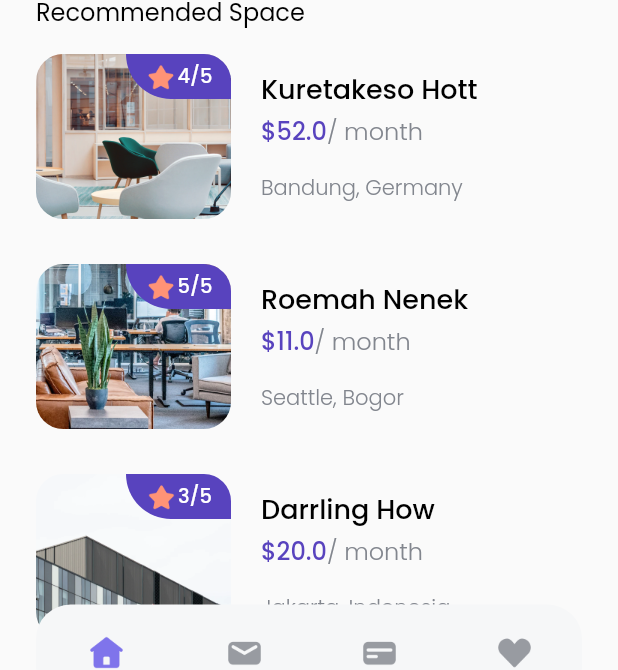
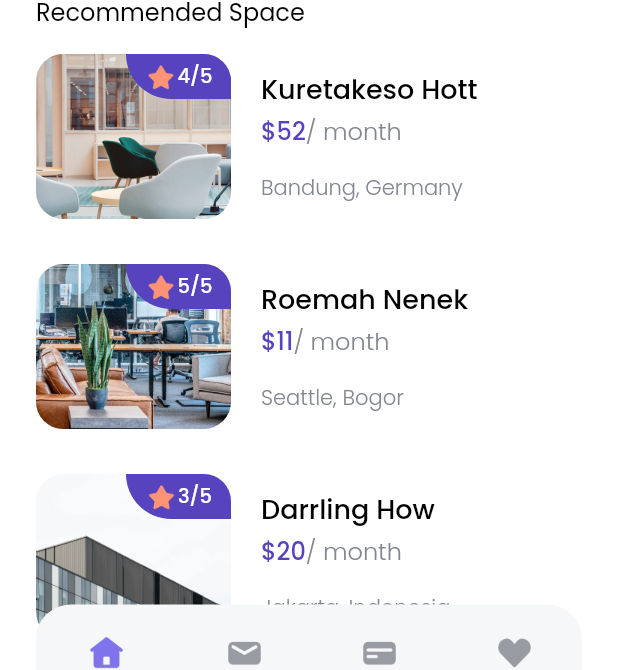
Before and after one commit to darmawan21/flutter-bwa-cozy, a Flutter app: the screen it shows after launch, after a tap on "Explore Now", on a phone screen of 412 x 824 dp. Shown: the part 510-1180 px from the top of the screen. Run offline on Flutter 3.47's test engine with Material 2 defaults, Android fonts, the phone set to English and light mode, and no system bars; our stand-ins replace google_fonts.

Commit message:
add background color in home page and splash page, change double into int, and change text in space card

```diff
--- a/lib/models/space.dart
+++ b/lib/models/space.dart
@@ -2,7 +2,7 @@ class Space {
   int id;
   String name;
   String imageUrl;
-  double price;
+  int price;
   String city;
   String country;
   int rating;
--- a/lib/pages/home_page.dart
+++ b/lib/pages/home_page.dart
@@ -14,6 +14,7 @@ class HomePage extends StatelessWidget {
   @override
   Widget build(BuildContext context) {
     return Scaffold(
+      backgroundColor: whiteColor,
       body: SafeArea(
         // bottom: false, if you use iphone
         child: ListView(
--- a/lib/pages/splash_page.dart
+++ b/lib/pages/splash_page.dart
@@ -8,6 +8,7 @@ class SplashPage extends StatelessWidget {
   @override
   Widget build(BuildContext context) {
     return Scaffold(
+      backgroundColor: whiteColor,
       body: SafeArea(
         // bottom: false, if you use iphone
         child: Stack(
--- a/lib/widgets/space_card.dart
+++ b/lib/widgets/space_card.dart
@@ -1,4 +1,5 @@
 import 'package:bwa_cozy/models/space.dart';
+import 'package:bwa_cozy/pages/detail_page.dart';
 import 'package:flutter/material.dart';
 import 'package:bwa_cozy/theme.dart';
 
@@ -9,7 +10,16 @@ class SpaceCard extends StatelessWidget {
 
   @override
   Widget build(BuildContext context) {
-    return Row(
+    return InkWell(
+      onTap: () {
+        Navigator.push(
+          context,
+          MaterialPageRoute(
+            builder: (context) => DetailPage(),
+          ),
+        );
+      },
+      child: Row(
         children: [
           ClipRRect(
             borderRadius: BorderRadius.circular(
@@ -101,6 +111,7 @@ class SpaceCard extends StatelessWidget {
             ],
           ),
         ],
+      ),
     );
   }
 }
```
Lines whose indentation alone changed are shown as unchanged.
